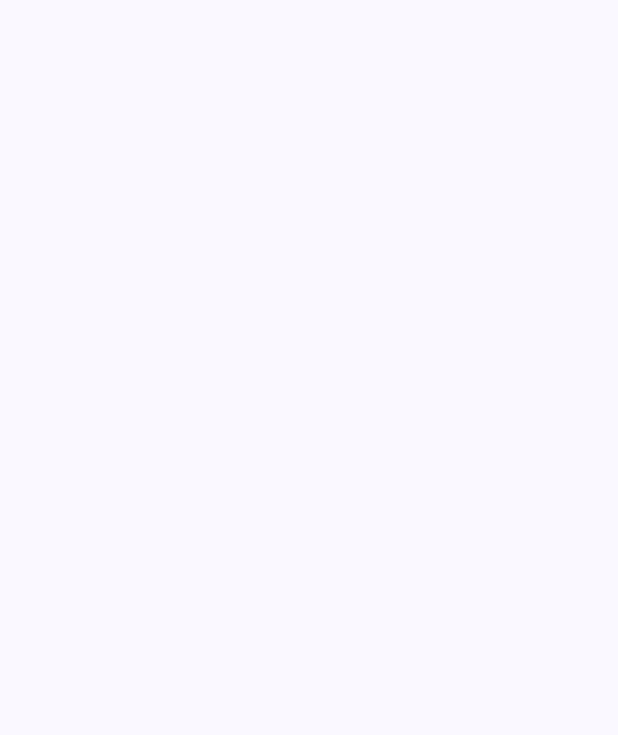
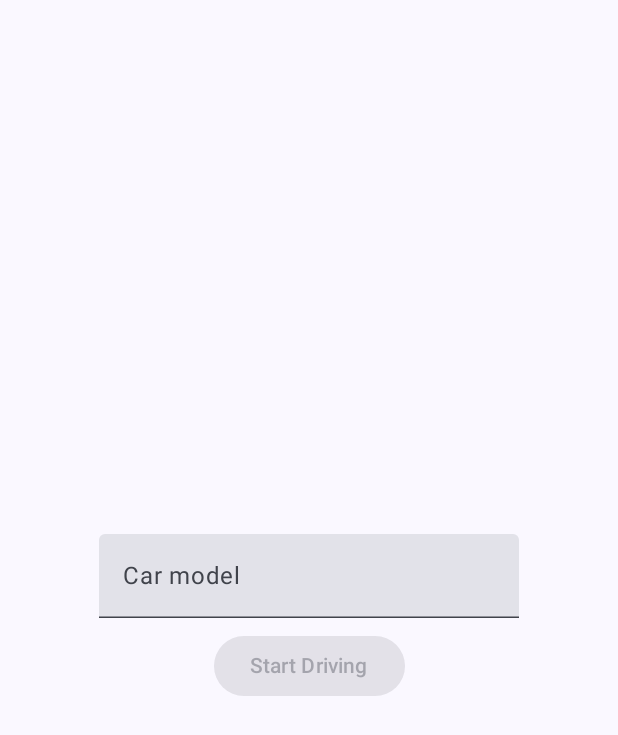
Before and after one commit to vaso92/traffic-light, an Android app built with Jetpack Compose: the screen it shows after launch (MainActivity), on a phone screen of 412 x 824 dp. Before the commit the part shown is empty. Shown: the top 735 px of the screen. Run offline under Robolectric (Android 15) with nearby library versions, the phone set to English and light mode, and no system bars.

Commit message:
Implemented home screen with very basic ui and no di.

```diff
--- a/app/build.gradle.kts
+++ b/app/build.gradle.kts
@@ -59,6 +59,8 @@ dependencies {
     implementation(libs.androidx.ui.graphics)
     implementation(libs.androidx.ui.tooling.preview)
     implementation(libs.androidx.material3)
+
+    testImplementation("org.jetbrains.kotlinx:kotlinx-coroutines-test:1.9.0-RC.2")
     testImplementation(libs.junit)
     androidTestImplementation(libs.androidx.junit)
     androidTestImplementation(libs.androidx.espresso.core)
@@ -66,4 +68,8 @@ dependencies {
     androidTestImplementation(libs.androidx.ui.test.junit4)
     debugImplementation(libs.androidx.ui.tooling)
     debugImplementation(libs.androidx.ui.test.manifest)
+
+    val lifecycle_version = "2.8.5"
+    implementation("androidx.lifecycle:lifecycle-viewmodel-compose:$lifecycle_version")
+    implementation("androidx.lifecycle:lifecycle-runtime-compose:$lifecycle_version")
 }
--- a/app/src/main/AndroidManifest.xml
+++ b/app/src/main/AndroidManifest.xml
@@ -13,7 +13,7 @@
         android:theme="@style/Theme.Trafficlight"
         tools:targetApi="31">
         <activity
-            android:name=".MainActivity"
+            android:name=".presentation.MainActivity"
             android:exported="true"
             android:label="@string/app_name"
             android:theme="@style/Theme.Trafficlight">
--- a/app/src/main/java/com/vasilv/traffic_light/MainActivity.kt
+++ b/app/src/main/java/com/vasilv/traffic_light/presentation/MainActivity.kt
@@ -1,26 +1,41 @@
-package com.vasilv.traffic_light
+package com.vasilv.traffic_light.presentation
 
 import android.os.Bundle
 import androidx.activity.ComponentActivity
 import androidx.activity.compose.setContent
 import androidx.activity.enableEdgeToEdge
+import androidx.compose.foundation.layout.Arrangement
+import androidx.compose.foundation.layout.Box
+import androidx.compose.foundation.layout.Column
 import androidx.compose.foundation.layout.fillMaxSize
 import androidx.compose.foundation.layout.padding
 import androidx.compose.material3.Scaffold
 import androidx.compose.material3.Text
+import androidx.compose.material3.TextField
 import androidx.compose.runtime.Composable
+import androidx.compose.ui.Alignment
 import androidx.compose.ui.Modifier
 import androidx.compose.ui.tooling.preview.Preview
-import com.vasilv.traffic_light.ui.theme.TrafficlightTheme
+import com.vasilv.traffic_light.presentation.screens.home.HomeScreen
+import com.vasilv.traffic_light.presentation.screens.home.HomeViewModel
+import com.vasilv.traffic_light.presentation.ui.theme.TrafficlightTheme
 
 class MainActivity : ComponentActivity() {
+    private val homeViewModel = HomeViewModel()
+
     override fun onCreate(savedInstanceState: Bundle?) {
         super.onCreate(savedInstanceState)
         enableEdgeToEdge()
         setContent {
             TrafficlightTheme {
                 Scaffold(modifier = Modifier.fillMaxSize()) { innerPadding ->
-
+                    Box(
+                        modifier = Modifier
+                            .padding(innerPadding)
+                            .fillMaxSize()
+                    ) {
+                        HomeScreen(homeViewModel = homeViewModel)
+                    }
                 }
             }
         }
--- /dev/null
+++ b/app/src/main/java/com/vasilv/traffic_light/presentation/screens/home/HomeContent.kt
@@ -0,0 +1,42 @@
+package com.vasilv.traffic_light.presentation.screens.home
+
+import androidx.compose.foundation.layout.Arrangement
+import androidx.compose.foundation.layout.Column
+import androidx.compose.foundation.layout.Spacer
+import androidx.compose.foundation.layout.size
+import androidx.compose.material3.Button
+import androidx.compose.material3.Text
+import androidx.compose.material3.TextField
+import androidx.compose.runtime.Composable
+import androidx.compose.ui.Alignment
+import androidx.compose.ui.Modifier
+import androidx.compose.ui.unit.dp
+
+@Composable
+fun HomeContent(
+    modifier: Modifier,
+    homeState: HomeState,
+    onCarModelChange: (String) -> Unit,
+    onStartDriving: () -> Unit
+) {
+    Column(
+        modifier = modifier,
+        horizontalAlignment = Alignment.CenterHorizontally,
+        verticalArrangement = Arrangement.Center
+    ) {
+        TextField(
+            value = homeState.carModel,
+            onValueChange = onCarModelChange,
+            placeholder = { Text(text = "Car model") }
+        )
+
+        Spacer(modifier = Modifier.size(8.dp))
+
+        Button(
+            onClick = onStartDriving,
+            enabled = homeState.isFormValid
+        ) {
+            Text(text = "Start Driving")
+        }
+    }
+}
--- /dev/null
+++ b/app/src/main/java/com/vasilv/traffic_light/presentation/screens/home/HomeScreen.kt
@@ -0,0 +1,19 @@
+package com.vasilv.traffic_light.presentation.screens.home
+
+import androidx.compose.foundation.layout.fillMaxSize
+import androidx.compose.runtime.Composable
+import androidx.compose.runtime.getValue
+import androidx.compose.ui.Modifier
+import androidx.lifecycle.compose.collectAsStateWithLifecycle
+
+@Composable
+fun HomeScreen(homeViewModel: HomeViewModel) {
+    val state by homeViewModel.state.collectAsStateWithLifecycle()
+
+    HomeContent(
+        modifier = Modifier.fillMaxSize(),
+        homeState = state,
+        onCarModelChange = { homeViewModel.onCarModelChange(it) },
+        onStartDriving = { homeViewModel.onStartDriving() }
+    )
+}
--- /dev/null
+++ b/app/src/main/java/com/vasilv/traffic_light/presentation/screens/home/HomeState.kt
@@ -0,0 +1,3 @@
+package com.vasilv.traffic_light.presentation.screens.home
+
+data class HomeState(val carModel: String = "", val isFormValid: Boolean = false)
--- /dev/null
+++ b/app/src/main/java/com/vasilv/traffic_light/presentation/screens/home/HomeViewModel.kt
@@ -0,0 +1,28 @@
+package com.vasilv.traffic_light.presentation.screens.home
+
+import androidx.lifecycle.ViewModel
+import androidx.lifecycle.viewModelScope
+import kotlinx.coroutines.flow.MutableStateFlow
+import kotlinx.coroutines.flow.SharingStarted
+import kotlinx.coroutines.flow.map
+import kotlinx.coroutines.flow.stateIn
+import kotlinx.coroutines.flow.update
+
+class HomeViewModel : ViewModel() {
+    private val _state = MutableStateFlow(HomeState())
+    val state =
+        _state.map { it.copy(isFormValid = validateForm(it)) }
+            .stateIn(viewModelScope, SharingStarted.WhileSubscribed(5000L), _state.value)
+
+    fun onCarModelChange(value: String) {
+        _state.update { it.copy(carModel = value) }
+    }
+
+    fun onStartDriving() {
+
+    }
+
+    private fun validateForm(state: HomeState): Boolean {
+        return state.carModel.length > 3
+    }
+}
--- a/app/src/main/java/com/vasilv/traffic_light/ui/theme/Color.kt
+++ b/app/src/main/java/com/vasilv/traffic_light/presentation/ui/theme/Color.kt
@@ -1,4 +1,4 @@
-package com.vasilv.traffic_light.ui.theme
+package com.vasilv.traffic_light.presentation.ui.theme
 
 import androidx.compose.ui.graphics.Color
 
--- a/app/src/main/java/com/vasilv/traffic_light/ui/theme/Theme.kt
+++ b/app/src/main/java/com/vasilv/traffic_light/presentation/ui/theme/Theme.kt
@@ -1,4 +1,4 @@
-package com.vasilv.traffic_light.ui.theme
+package com.vasilv.traffic_light.presentation.ui.theme
 
 import android.app.Activity
 import android.os.Build
--- a/app/src/main/java/com/vasilv/traffic_light/ui/theme/Type.kt
+++ b/app/src/main/java/com/vasilv/traffic_light/presentation/ui/theme/Type.kt
@@ -1,4 +1,4 @@
-package com.vasilv.traffic_light.ui.theme
+package com.vasilv.traffic_light.presentation.ui.theme
 
 import androidx.compose.material3.Typography
 import androidx.compose.ui.text.TextStyle
```
Also changed, not shown: 1 other file.
